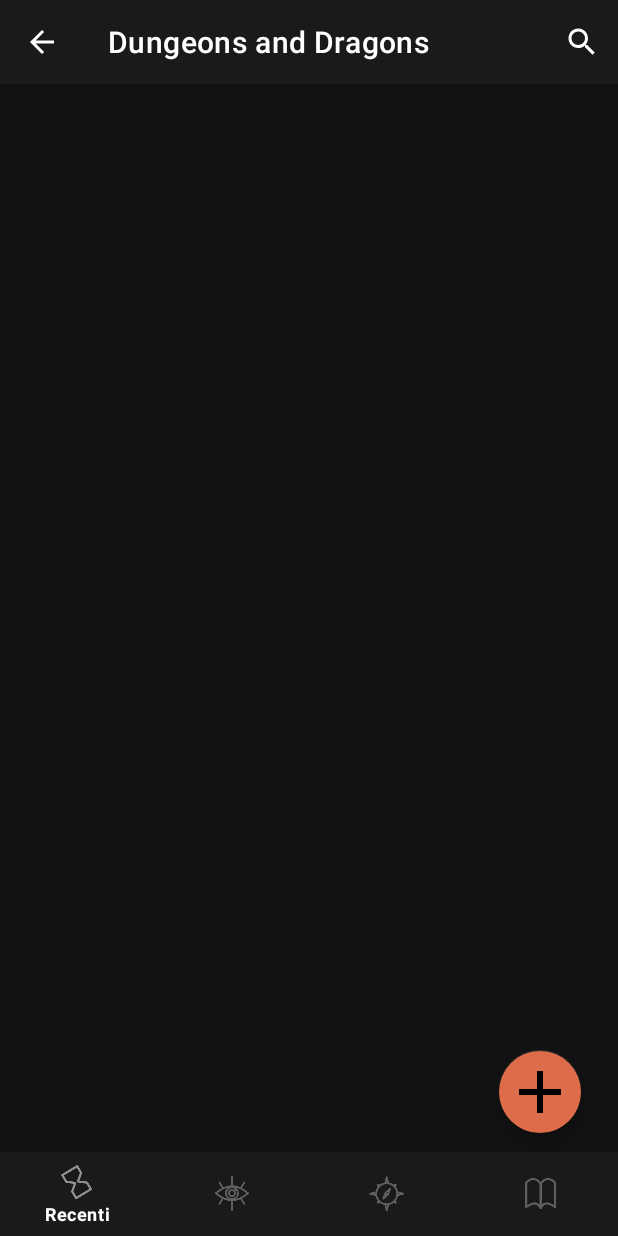
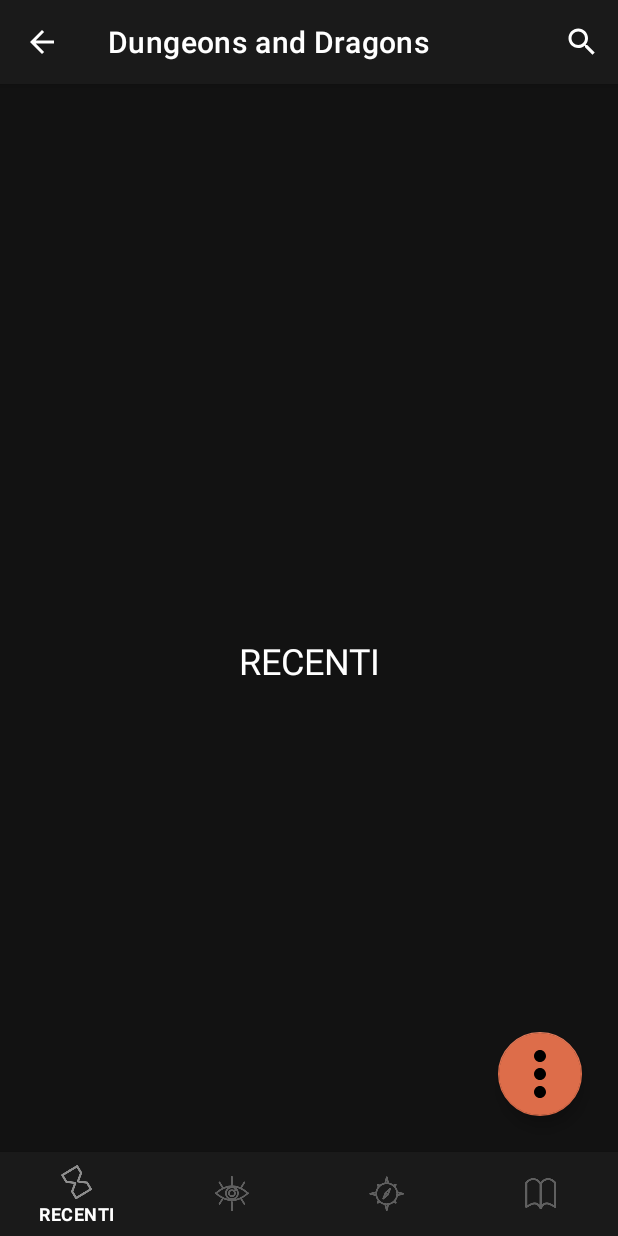
Before and after one commit to oresteLeone/Omnitop, an Android app: the DndHome screen opened directly, with no data from a screen before it, on a phone screen of 412 x 824 dp. Run offline under Robolectric (Android 15) with nearby library versions, the light colour scheme and no system bars; our stand-ins replace navigation-ui.

Commit message:
Correzioni vecchi elementi, Completamento Bottom navigation e setup dei fragment in cui andare a mettere le recyclerview e la navigazione tra essi, Presenza della freccia indietro tra home e dnd

```diff
--- a/app/build.gradle
+++ b/app/build.gradle
@@ -42,6 +42,7 @@
     implementation 'com.google.android.material:material:1.2.1'
     implementation 'androidx.constraintlayout:constraintlayout:2.0.4'
     implementation 'androidx.gridlayout:gridlayout:1.0.0'
+    implementation 'androidx.legacy:legacy-support-v4:1.0.0'
     testImplementation 'junit:junit:4.13.1'
     androidTestImplementation 'androidx.test.ext:junit:1.1.2'
     androidTestImplementation 'androidx.test.espresso:espresso-core:3.3.0'
--- a/app/src/main/java/com/annoyingturtle/omnitop/DndHome.kt
+++ b/app/src/main/java/com/annoyingturtle/omnitop/DndHome.kt
@@ -5,33 +5,35 @@
 import android.os.Bundle
 import android.view.Menu
 import android.view.MenuInflater
+import androidx.navigation.findNavController
+import androidx.navigation.ui.setupWithNavController
+import com.google.android.material.bottomnavigation.BottomNavigationView
 import kotlinx.android.synthetic.main.activity_home.*
 
 class DndHome : AppCompatActivity() {
 
+
+
     override fun onCreate(savedInstanceState: Bundle?) {
         super.onCreate(savedInstanceState)
         setContentView(R.layout.activity_dnd_home)
-
-
+        val bottomNavigationView = findViewById<BottomNavigationView>(R.id.bottom_navigation)
+        val navController = findNavController(R.id.hostfragment)
+        bottomNavigationView.setupWithNavController(navController)
         /********** FAB ***********/
         val fab = AbsFab(addBtn1, cardBtn1, gridBtn1, noteBtn1, diceBtn1, this, supportFragmentManager)
         fab.startListener(this)
-
-
     }
 
     /***** Pulsante Ricerca *****/
-
-
     override fun onCreateOptionsMenu(menu: Menu?): Boolean {
 
         var inflater: MenuInflater = menuInflater
         inflater.inflate(R.menu.actionbar_menu, menu)
 
-
-
         return true
     }
 
+
+
 }
--- /dev/null
+++ b/app/src/main/java/com/annoyingturtle/omnitop/DndRecenti.kt
@@ -0,0 +1,18 @@
+package com.annoyingturtle.omnitop
+
+import android.os.Bundle
+import androidx.fragment.app.Fragment
+import android.view.LayoutInflater
+import android.view.View
+import android.view.ViewGroup
+
+class DndRecenti : Fragment() {
+
+    override fun onCreateView(
+        inflater: LayoutInflater, container: ViewGroup?,
+        savedInstanceState: Bundle?
+    ): View? {
+        // Inflate the layout for this fragment
+        return inflater.inflate(R.layout.fragment_dnd_recenti, container, false)
+    }
+}
--- a/app/src/main/res/anim/from_bottom_anim.xml
+++ b/app/src/main/res/anim/from_bottom_anim.xml
@@ -6,12 +6,12 @@
         android:fromYDelta="100%"
         android:toYDelta="0%"/>
 
-    <scale
+    <!--<scale era indecente come cosa
         android:pivotX="50%"
         android:pivotY="50%"
         android:toXScale="0.8"
         android:toYScale="0.8"/>
-
+-->
     <alpha
         android:fromAlpha="0"
         android:toAlpha="1"
--- a/app/src/main/res/anim/to_bottom_anim.xml
+++ b/app/src/main/res/anim/to_bottom_anim.xml
@@ -6,14 +6,14 @@
         android:fromYDelta="0%"
         android:toYDelta="100%"/>
 
-    <scale
+    <!--<scale era indecente come cosa
         android:pivotX="50%"
         android:pivotY="50%"
         android:fromYScale="0.8"
         android:fromXScale="0.8"
         android:toXScale="0.8"
         android:toYScale="0.8"/>
-
+-->
     <alpha
         android:fromAlpha="1"
         android:toAlpha="0"
--- /dev/null
+++ b/app/src/main/res/drawable/ic_more.xml
@@ -0,0 +1,10 @@
+<vector xmlns:android="http://schemas.android.com/apk/res/android"
+    android:width="24dp"
+    android:height="24dp"
+    android:viewportWidth="24"
+    android:viewportHeight="24"
+    android:tint="?attr/colorControlNormal">
+  <path
+      android:fillColor="@android:color/white"
+      android:pathData="M12,8c1.1,0 2,-0.9 2,-2s-0.9,-2 -2,-2 -2,0.9 -2,2 0.9,2 2,2zM12,10c-1.1,0 -2,0.9 -2,2s0.9,2 2,2 2,-0.9 2,-2 -0.9,-2 -2,-2zM12,16c-1.1,0 -2,0.9 -2,2s0.9,2 2,2 2,-0.9 2,-2 -0.9,-2 -2,-2z"/>
+</vector>
--- a/app/src/main/res/layout/activity_dnd_home.xml
+++ b/app/src/main/res/layout/activity_dnd_home.xml
@@ -1,12 +1,8 @@
 <?xml version="1.0" encoding="utf-8"?>
-<androidx.coordinatorlayout.widget.CoordinatorLayout xmlns:android="http://schemas.android.com/apk/res/android"
+<androidx.constraintlayout.widget.ConstraintLayout xmlns:android="http://schemas.android.com/apk/res/android"
         xmlns:tools="http://schemas.android.com/tools"
-    android:layout_width="match_parent"
-    android:layout_height="match_parent"
         xmlns:app="http://schemas.android.com/apk/res-auto"
-    android:background="@color/backGround">
-
-    <androidx.constraintlayout.widget.ConstraintLayout
+        android:id="@+id/constraintLayout"
         android:layout_width="match_parent"
         android:layout_height="match_parent"
         android:background="@color/backGround"
@@ -17,18 +13,18 @@
         android:layout_width="wrap_content"
         android:layout_height="wrap_content"
         android:layout_marginEnd="24dp"
-            android:layout_marginBottom="12dp"
-            android:backgroundTint="@color/fabPadre"
+        android:layout_marginBottom="24dp"
         android:clickable="true"
         android:contextClickable="true"
         android:focusable="true"
         android:visibility="visible"
-            app:backgroundTint="#00FFFFFF"
+        app:backgroundTint="@color/fabPadre"
         app:fabSize="normal"
-            app:layout_constraintBottom_toTopOf="@+id/bottom_navigation"
+        app:layout_constraintBottom_toTopOf="@id/bottom_navigation"
         app:layout_constraintEnd_toEndOf="parent"
         app:maxImageSize="48dp"
-            app:srcCompat="@drawable/add_icon" />
+        app:srcCompat="@drawable/ic_more"
+        android:contentDescription="@string/TODO" />
 
     <com.google.android.material.floatingactionbutton.FloatingActionButton
         android:id="@+id/diceBtn1"
@@ -43,7 +39,8 @@
         android:clickable="true"
         app:layout_constraintBottom_toTopOf="@+id/addBtn1"
         app:layout_constraintEnd_toEndOf="@+id/addBtn1"
-            app:srcCompat="@drawable/dicebicon_1" />
+        app:srcCompat="@drawable/dicebicon_1"
+        android:contentDescription="@string/TODO"/>
 
     <com.google.android.material.floatingactionbutton.FloatingActionButton
         android:id="@+id/cardBtn1"
@@ -58,7 +55,8 @@
         android:clickable="true"
         app:layout_constraintBottom_toTopOf="@+id/diceBtn1"
         app:layout_constraintEnd_toEndOf="@+id/diceBtn1"
-            app:srcCompat="@drawable/cards_icon_bonw_1" />
+        app:srcCompat="@drawable/cards_icon_bonw_1"
+        android:contentDescription="@string/TODO"/>
 
     <com.google.android.material.floatingactionbutton.FloatingActionButton
         android:id="@+id/gridBtn1"
@@ -73,7 +71,8 @@
         android:clickable="true"
         app:layout_constraintBottom_toTopOf="@+id/cardBtn1"
         app:layout_constraintEnd_toEndOf="@+id/cardBtn1"
-            app:srcCompat="@drawable/battlegrid_icon__1" />
+        app:srcCompat="@drawable/battlegrid_icon__1"
+        android:contentDescription="@string/TODO"/>
 
     <com.google.android.material.floatingactionbutton.FloatingActionButton
         android:id="@+id/noteBtn1"
@@ -88,19 +87,32 @@
         android:clickable="true"
         app:layout_constraintBottom_toTopOf="@+id/gridBtn1"
         app:layout_constraintEnd_toEndOf="@+id/gridBtn1"
-            app:srcCompat="@drawable/notes_icon__1" />
-
+        app:srcCompat="@drawable/notes_icon__1"
+        android:contentDescription="@string/TODO"/>
 
     <com.google.android.material.bottomnavigation.BottomNavigationView
+        android:id="@+id/bottom_navigation"
         style="@style/Widget.MaterialComponents.BottomNavigationView.Colored"
-            android:id="@+id/bottom_navigation"
         android:layout_width="match_parent"
         android:layout_height="56dp"
         app:layout_constraintBottom_toBottomOf="parent"
         app:layout_constraintEnd_toEndOf="parent"
         app:layout_constraintStart_toStartOf="parent"
-            app:menu="@menu/bottom_navigation_menu"/>
+        app:menu="@menu/bottom_navigation_menu">
+
+    </com.google.android.material.bottomnavigation.BottomNavigationView>
+
+    <fragment
+        android:id="@+id/hostfragment"
+        android:name="androidx.navigation.fragment.NavHostFragment"
+        android:layout_width="match_parent"
+        android:layout_height="match_parent"
+        app:defaultNavHost="true"
+        app:layout_constraintBottom_toTopOf="@+id/bottom_navigation"
+        app:layout_constraintEnd_toEndOf="parent"
+        app:layout_constraintStart_toStartOf="parent"
+        app:layout_constraintTop_toTopOf="parent"
+        app:navGraph="@navigation/dndhome_navigation" />
+
 
 </androidx.constraintlayout.widget.ConstraintLayout>
-
-</androidx.coordinatorlayout.widget.CoordinatorLayout>
--- /dev/null
+++ b/app/src/main/res/layout/fragment_dnd_recenti.xml
@@ -0,0 +1,25 @@
+<?xml version="1.0" encoding="utf-8"?>
+    <androidx.constraintlayout.widget.ConstraintLayout
+    xmlns:android="http://schemas.android.com/apk/res/android"
+        xmlns:tools="http://schemas.android.com/tools"
+        android:layout_width="match_parent"
+        android:layout_height="match_parent"
+        xmlns:app="http://schemas.android.com/apk/res-auto"
+        android:background="@color/backGround"
+        android:id="@+id/fragmentDNDRecenti"
+        tools:context=".DndHome">
+
+    <TextView
+        android:layout_width="match_parent"
+        android:layout_height="wrap_content"
+        android:text="@string/recenti"
+        android:textAlignment="center"
+        android:textSize="24sp"
+        app:layout_constraintBottom_toBottomOf="parent"
+        app:layout_constraintEnd_toEndOf="parent"
+        app:layout_constraintStart_toStartOf="parent"
+        app:layout_constraintTop_toTopOf="parent" />
+
+
+
+</androidx.constraintlayout.widget.ConstraintLayout>
--- a/app/src/main/res/menu/bottom_navigation_menu.xml
+++ b/app/src/main/res/menu/bottom_navigation_menu.xml
@@ -1,23 +1,23 @@
 <?xml version="1.0" encoding="utf-8"?>
 <menu xmlns:android="http://schemas.android.com/apk/res/android">
     <item
-        android:id="@+id/dnd_recenti"
+        android:id="@+id/dndRecenti"
         android:enabled="true"
         android:icon="@drawable/ic_recenti"
-        android:title="Recenti"/>
+        android:title="@string/recenti"/>
     <item
-        android:id="@+id/dnd_dm"
+        android:id="@+id/dndGm"
         android:enabled="true"
         android:icon="@drawable/ic_dm"
-        android:title="DM"/>
+        android:title="@string/gm"/>
     <item
-        android:id="@+id/dnd_giocatore"
+        android:id="@+id/dndPg"
         android:enabled="true"
         android:icon="@drawable/ic_giocatore"
-        android:title="Avventuriero"/>
+        android:title="@string/pg"/>
     <item
-        android:id="@+id/dnd_library"
+        android:id="@+id/dndLibrary"
         android:enabled="true"
         android:icon="@drawable/ic_libreria"
-        android:title="Libreria"/>
+        android:title="@string/lib"/>
 </menu>
--- /dev/null
+++ b/app/src/main/res/navigation/dndhome_navigation.xml
@@ -0,0 +1,68 @@
+<?xml version="1.0" encoding="utf-8"?>
+<navigation xmlns:android="http://schemas.android.com/apk/res/android"
+    xmlns:app="http://schemas.android.com/apk/res-auto"
+    xmlns:tools="http://schemas.android.com/tools"
+    android:id="@+id/dndhome_navigation"
+    app:startDestination="@id/dndRecenti">
+
+    <fragment
+        android:id="@+id/dndRecenti"
+        android:name="com.annoyingturtle.omnitop.DndRecenti"
+        android:label="fragment_dnd_recenti"
+        tools:layout="@layout/fragment_dnd_recenti" >
+        <action
+            android:id="@+id/action_dndRecenti_to_dndLibrary"
+            app:destination="@id/dndLibrary" />
+        <action
+            android:id="@+id/action_dndRecenti_to_dndGm"
+            app:destination="@id/dndGm" />
+        <action
+            android:id="@+id/action_dndRecenti_to_dndPg"
+            app:destination="@id/dndPg" />
+    </fragment>
+    <fragment
+        android:id="@+id/dndGm"
+        android:name="com.annoyingturtle.omnitop.dndGm"
+        android:label="fragment_dnd_gm"
+        tools:layout="@layout/fragment_dnd_gm" >
+        <action
+            android:id="@+id/action_dndGm_to_dndRecenti"
+            app:destination="@id/dndRecenti" />
+        <action
+            android:id="@+id/action_dndGm_to_dndLibrary"
+            app:destination="@id/dndLibrary" />
+        <action
+            android:id="@+id/action_dndGm_to_dndPg"
+            app:destination="@id/dndPg" />
+    </fragment>
+    <fragment
+        android:id="@+id/dndPg"
+        android:name="com.annoyingturtle.omnitop.dndPg"
+        android:label="fragment_dnd_pg"
+        tools:layout="@layout/fragment_dnd_pg" >
+        <action
+            android:id="@+id/action_dndPg_to_dndRecenti"
+            app:destination="@id/dndRecenti" />
+        <action
+            android:id="@+id/action_dndPg_to_dndLibrary"
+            app:destination="@id/dndLibrary" />
+        <action
+            android:id="@+id/action_dndPg_to_dndGm"
+            app:destination="@id/dndGm" />
+    </fragment>
+    <fragment
+        android:id="@+id/dndLibrary"
+        android:name="com.annoyingturtle.omnitop.dndLibrary"
+        android:label="fragment_dnd_library"
+        tools:layout="@layout/fragment_dnd_library" >
+        <action
+            android:id="@+id/action_dndLibrary_to_dndRecenti"
+            app:destination="@id/dndRecenti" />
+        <action
+            android:id="@+id/action_dndLibrary_to_dndGm"
+            app:destination="@id/dndGm" />
+        <action
+            android:id="@+id/action_dndLibrary_to_dndPg"
+            app:destination="@id/dndPg" />
+    </fragment>
+</navigation>
--- a/app/src/main/res/values/strings.xml
+++ b/app/src/main/res/values/strings.xml
@@ -9,6 +9,14 @@
         <item>@string/dnd</item>
         <item>@string/pathf</item>
     </string-array>
+
+    <string name="TODO">TODO</string>
+    <string name="recenti">RECENTI</string>
+    <string name="gm">DUNGEON MASTER</string>
+    <string name="pg">AVVENTURIERO</string>
+    <string name="lib">LIBRERIA</string>
+
+
 
     <string name="num1">1</string>
     <string name="num2">2</string>
@@ -29,7 +37,7 @@
     <string name="divide">÷</string>
     <string name="backspace">⌫</string>
 
-    <string name="displayCalcolatrice">Inserisci il tiro di dadi che vuoi effettuare...</string>
+    <string name="displayCalcolatrice">Inserisci il tiro di dadi che vuoi effettuare</string>
     <string name="cambiomazzobtn">CAMBIA MAZZO</string>
     <string name="estraicarta">ESTRAI</string>
     <string name="mischiaMazzo">RIMESCOLA</string>
@@ -169,14 +177,4 @@
     <string name="Matto">22: Il Matto</string>
 
 
-
-
-
-
-
-
-
-
-
-
 </resources>
```
Also changed, not shown: app/src/main/java/com/annoyingturtle/omnitop/dndGm.kt (added, +20 -0 lines), app/src/main/java/com/annoyingturtle/omnitop/dndLibrary.kt (added, +20 -0 lines), app/src/main/java/com/annoyingturtle/omnitop/dndPg.kt (added, +20 -0 lines), app/src/main/java/utilPackage/AbsFab.kt (+7 -0 lines), app/src/main/res/layout/activity_home.xml (+10 -5 lines), app/src/main/res/layout/fragment_dnd_gm.xml (added, +24 -0 lines), app/src/main/res/layout/fragment_dnd_library.xml (added, +23 -0 lines), app/src/main/res/layout/fragment_dnd_pg.xml (added, +24 -0 lines). Lines whose indentation alone changed are shown as unchanged.
